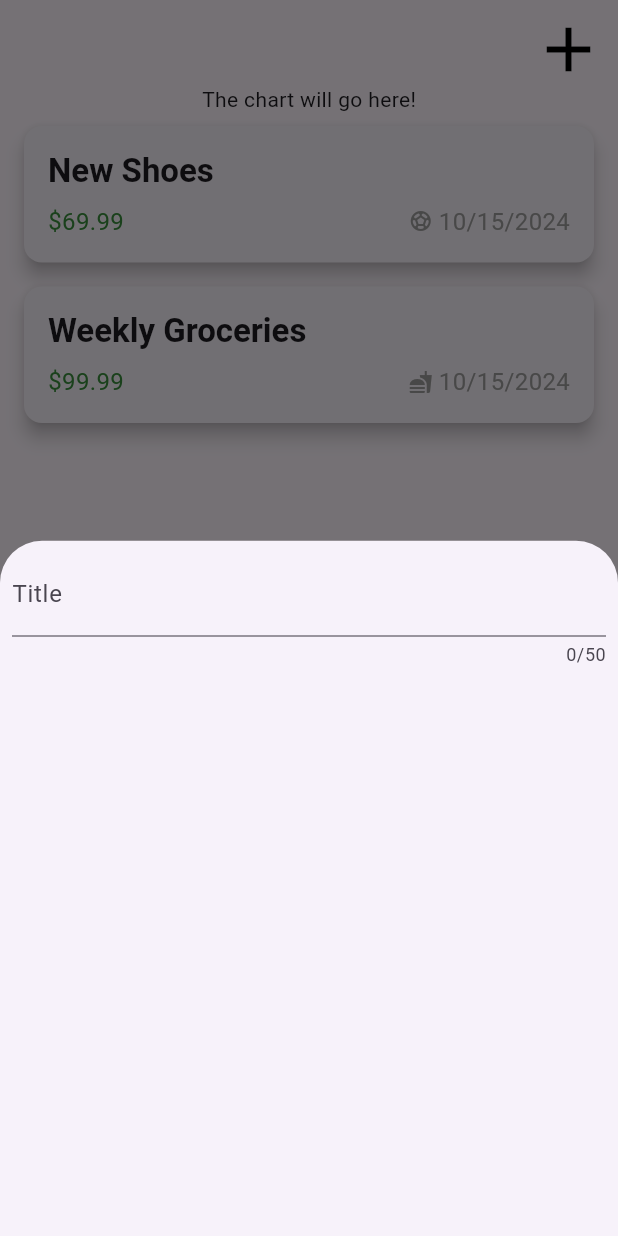
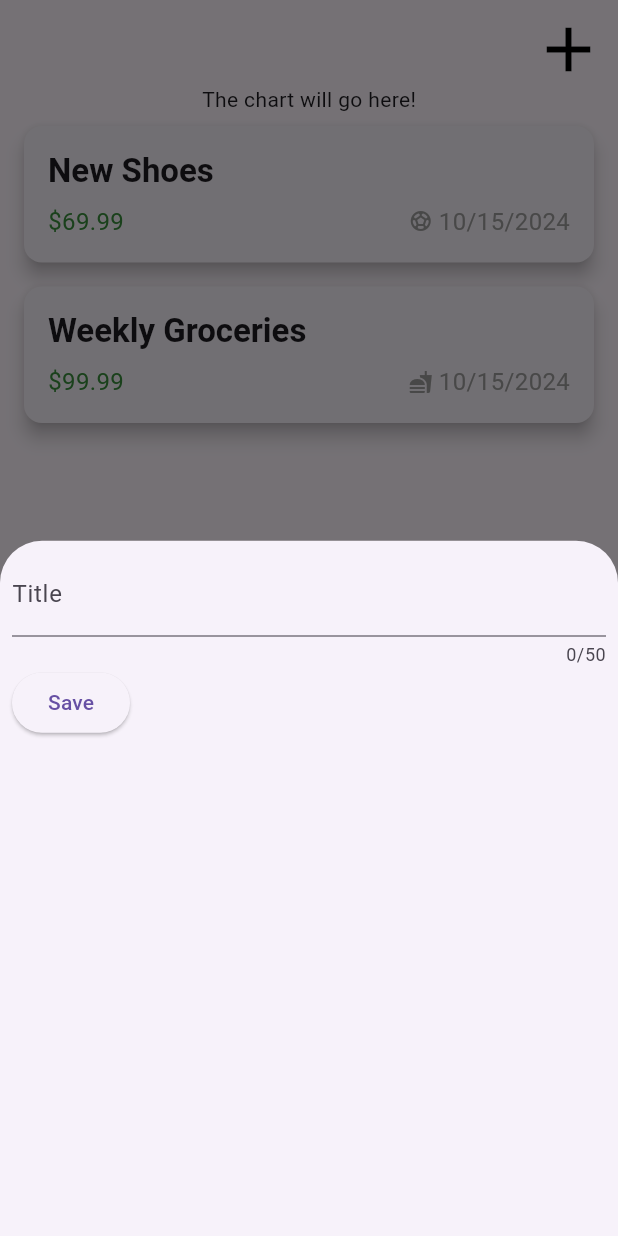
Before and after one commit to MichalMatu/expense_tracker, a Flutter app: the screen it shows after launch, after a tap on the "add" icon, on a phone screen of 412 x 824 dp. Run offline on Flutter 3.47's test engine with Material 3 defaults, Android fonts, the phone set to English and light mode, and no system bars.

Commit message:
text grabber

```diff
--- a/lib/widgets/new_ezpense.dart
+++ b/lib/widgets/new_ezpense.dart
@@ -10,15 +10,31 @@ class NewExpense extends StatefulWidget {
 }
 
 class _NewExpenseState extends State<NewExpense> {
+  final _titleController = TextEditingController();
+
+  @override
+  void dispose() {
+    _titleController.dispose();
+    super.dispose();
+  }
+
   @override
   Widget build(BuildContext context) {
-    return const Padding(
-      padding: EdgeInsets.all(8.0),
+    return Padding(
+      padding: const EdgeInsets.all(8.0),
       child: Column(children: [
         TextField(
+          controller: _titleController,
           maxLength: 50,
-          decoration: InputDecoration(label: Text('Title')),
+          decoration: const InputDecoration(label: Text('Title')),
         ),
+        Row(children: [
+          ElevatedButton(
+              onPressed: () {
+                print(_titleController.text);
+              },
+              child: const Text('Save'))
+        ])
       ]),
     );
   }
```
